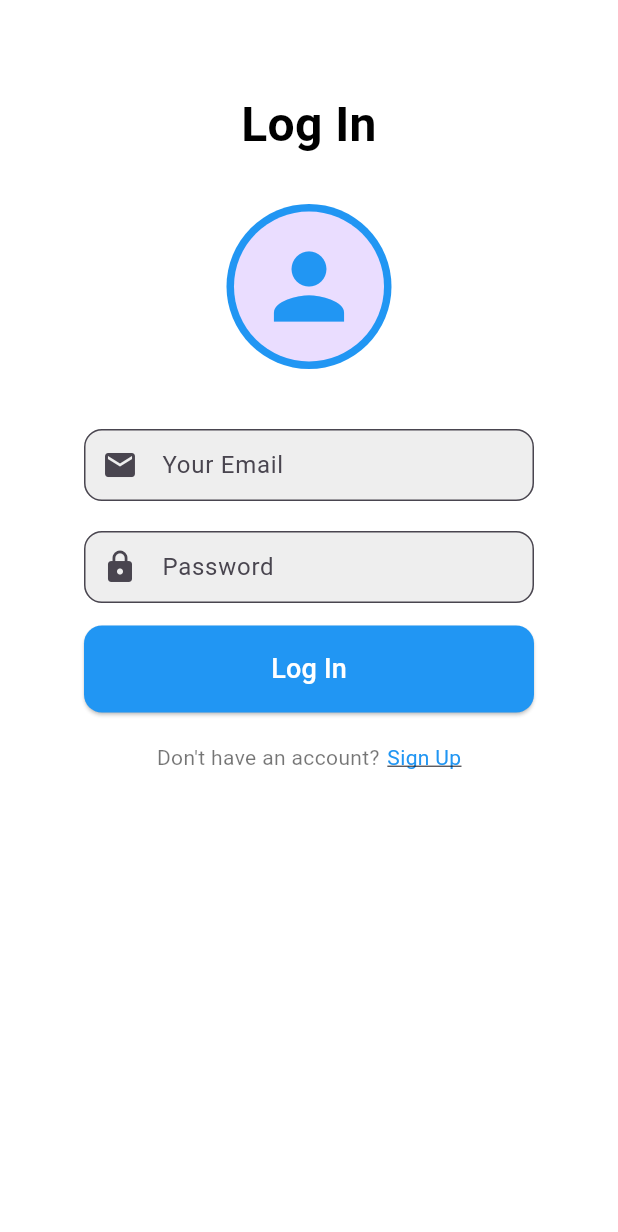
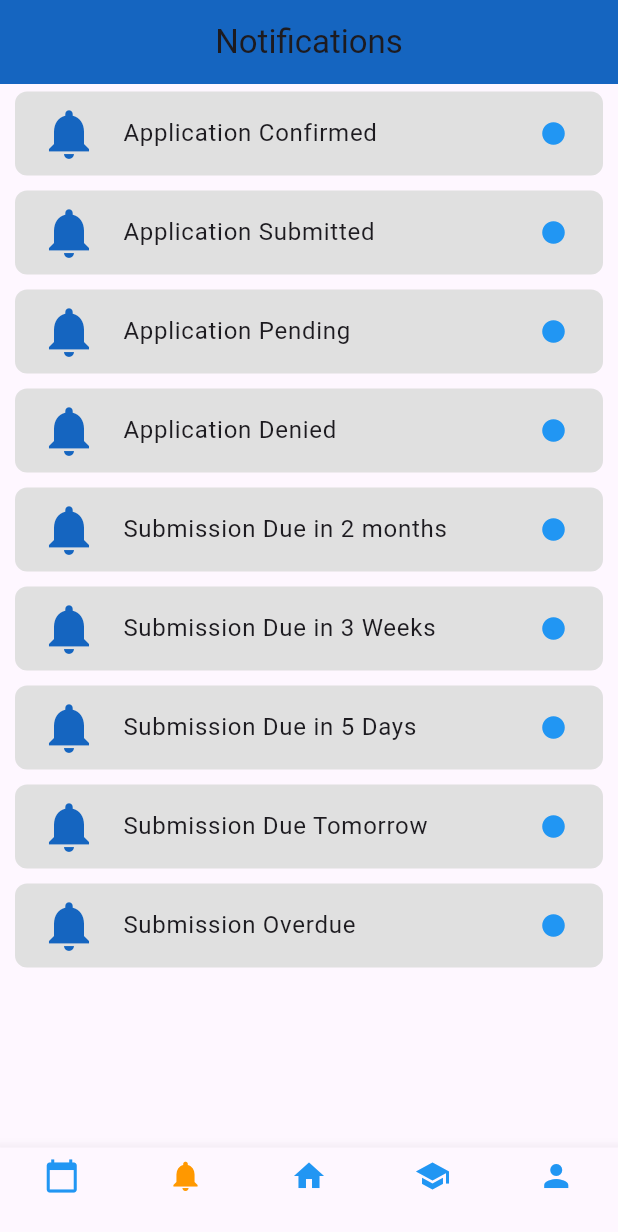
Before and after one commit to EiduLuise/cc206-scholarship_application, a Flutter app: the screen it shows after launch, on a phone screen of 412 x 824 dp. Shown: the top 1232 px of the screen. Run offline on Flutter 3.47's test engine with Material 3 defaults, Android fonts, the phone set to English and light mode, and no system bars.

Commit message:
Notifications Page

```diff
--- a/cc206_scholarship_application/lib/features/log_in_page.dart
+++ /dev/null
@@ -1,167 +0,0 @@
-import 'package:flutter/material.dart';
-
-
-void main() {
-  runApp(const LogInPage());
-}
-
-
-class LogInPage extends StatelessWidget {
-  const LogInPage({super.key});
-
-
-  @override
-  Widget build(BuildContext context) {
-    return MaterialApp(
-      title: 'Log In Page',
-      theme: ThemeData(
-        primarySwatch: Colors.blue,
-      ),
-      home: LogIn(),
-    );
-  }
-}
-
-
-class LogIn extends StatelessWidget {
-  @override
-  Widget build(BuildContext context) {
-    return Scaffold(
-      backgroundColor: Colors.white,
-      body: SingleChildScrollView(
-        child: Padding(
-          padding: const EdgeInsets.symmetric(horizontal: 24.0, vertical: 60.0),
-          child: Column(
-            crossAxisAlignment: CrossAxisAlignment.center,
-            children: [
-              // Sign Up text
-              const Text(
-                'Log In',
-                style: TextStyle(
-                  fontSize: 32,
-                  fontWeight: FontWeight.bold,
-                  color: Colors.black,
-                ),
-                textAlign: TextAlign.center,
-              ),
-              const SizedBox(height: 30),
-
-              // Placeholder for Image
-
-                const Row(
-                  mainAxisAlignment: MainAxisAlignment.center,
-                  children: [
-                    CircleAvatar(
-                      radius: 55,
-                      backgroundColor: Colors.blue,
-                      child: CircleAvatar(
-                        radius: 50,
-                      child: Icon(Icons.person, size: 70, color: Colors.blue,),
-                      ),
-                    ),
-                  ],
-                ),
-
-              const SizedBox(height: 40),
-
-
-              // Email input field
-              SizedBox(
-                width: 300, // Adjust width as needed
-                child: TextField(
-                  decoration: InputDecoration(
-                    labelText: 'Your Email',
-                    prefixIcon: const Icon(Icons.email),
-                    contentPadding: const EdgeInsets.symmetric(vertical: 8.0), // Adjust height
-                    border: OutlineInputBorder(
-                      borderRadius: BorderRadius.circular(12),
-                    ),
-                    filled: true,
-                    fillColor: Colors.grey[200],
-                  ),
-                ),
-              ),
-              const SizedBox(height: 20),
-
-
-              // Password input field
-              SizedBox(
-                width: 300, // Adjust width as needed
-                child: TextField(
-                  obscureText: true,
-                  decoration: InputDecoration(
-                    labelText: 'Password',
-                    prefixIcon: const Icon(Icons.lock),
-                    contentPadding: const EdgeInsets.symmetric(vertical: 8.0), // Adjust height
-                    border: OutlineInputBorder(
-                      borderRadius: BorderRadius.circular(12),
-                    ),
-                    filled: true,
-                    fillColor: Colors.grey[200],
-                  ),
-                ),
-              ),
-              const SizedBox(height: 10),
-
-
-
-
-              const SizedBox(height:5),
-
-
-              // Sign Up button with same width as the text fields
-              SizedBox(
-                width: 300, // Adjust width as needed
-                child: ElevatedButton(
-                  onPressed: () {},
-                  style: ElevatedButton.styleFrom(
-                    padding: EdgeInsets.symmetric(vertical: 16),
-                    shape: RoundedRectangleBorder(
-                      borderRadius: BorderRadius.circular(12),
-                    ),
-                    backgroundColor: Colors.blue,
-                  ),
-                  child: const Center(
-                    child: Text(
-                      'Log In',
-                      style: TextStyle(
-                        fontSize: 18,
-                        color: Colors.white,
-                      ),
-                    ),
-                  ),
-                ),
-              ),
-              const SizedBox(height: 20),
-
-
-              // Already have an account? Log in
-              Row(
-                mainAxisAlignment: MainAxisAlignment.center,
-                children: [
-                  const Text(
-                    "Don't have an account?",
-                    style: TextStyle(color: Colors.black54),
-                  ),
-                  const SizedBox(width: 5),
-                  GestureDetector(
-                    onTap: () {
-                      // Navigate to Log in page
-                    },
-                    child: Text(
-                      "Sign Up",
-                      style: TextStyle(
-                        color: Colors.blue,
-                        decoration: TextDecoration.underline,
-                      ),
-                    ),
-                  ),
-                ],
-              ),
-            ],
-          ),
-        ),
-      ),
-    );
-  }
-}
--- /dev/null
+++ b/cc206_scholarship_application/lib/features/notifications_page.dart
@@ -0,0 +1,146 @@
+import 'package:flutter/material.dart';
+
+void main() {
+  runApp(const MyApp());
+}
+
+class MyApp extends StatelessWidget {
+  const MyApp({super.key});
+
+  @override
+  Widget build(BuildContext context) {
+    return MaterialApp(
+      title: 'Notifications Screen',
+      theme: ThemeData(
+        primarySwatch: Colors.blue,
+      ),
+      home: NotificationsPage(),
+    );
+  }
+}
+
+class NotificationsPage extends StatefulWidget {
+  @override
+  _NotificationsPageState createState() => _NotificationsPageState();
+}
+
+class _NotificationsPageState extends State<NotificationsPage> {
+  List<String> notifications = [
+    'Application Confirmed',
+    'Application Submitted',
+    'Application Pending',
+    'Application Denied',
+    'Submission Due in 2 months',
+    'Submission Due in 3 Weeks',
+    'Submission Due in 5 Days',
+    'Submission Due Tomorrow',
+    'Submission Overdue',
+  ];
+
+  @override
+  Widget build(BuildContext context) {
+    return Scaffold(
+      appBar: AppBar(
+        title: Text('Notifications'),
+        backgroundColor: Colors.blue[800],
+        centerTitle: true,
+      ),
+      body: Column(
+        children: [
+          Expanded(
+            child: notifications.isNotEmpty
+                ? ListView.builder(
+                    itemCount: notifications.length,
+                    itemBuilder: (context, index) {
+                      return Dismissible(
+                        key: Key(notifications[index]),
+                        direction: DismissDirection.endToStart,
+                        onDismissed: (direction) {
+                          setState(() {
+                            notifications.removeAt(index);
+                          });
+
+                          ScaffoldMessenger.of(context).showSnackBar(
+                            SnackBar(
+                              content: Text('Notification deleted'),
+                            ),
+                          );
+                        },
+                        background: Container(
+                          color: Colors.red,
+                          alignment: Alignment.centerRight,
+                          padding: EdgeInsets.symmetric(horizontal: 20),
+                          child: Icon(
+                            Icons.delete,
+                            color: Colors.white,
+                          ),
+                        ),
+                        child: NotificationItem(notifications[index]),
+                      );
+                    },
+                  )
+                : Padding(
+                    padding: const EdgeInsets.all(8.0),
+                    child: Center(
+                      child: Text(
+                        'No more notifications',
+                        style: TextStyle(
+                          color: Colors.black54,
+                          fontSize: 16,
+                        ),
+                      ),
+                    ),
+                  ),
+          ),
+        ],
+      ),
+      bottomNavigationBar: BottomNavigationBar(
+        type: BottomNavigationBarType.fixed,
+        items: const [
+          BottomNavigationBarItem(
+            icon: Icon(Icons.calendar_today, color: Colors.blue),
+            label: '',
+          ),
+          BottomNavigationBarItem(
+            icon: Icon(Icons.notifications, color: Colors.orange),
+            label: '',
+          ),
+          BottomNavigationBarItem(
+            icon: Icon(Icons.home, color: Colors.blue),
+            label: '',
+          ),
+          BottomNavigationBarItem(
+            icon: Icon(Icons.school, color: Colors.blue),
+            label: '',
+          ),
+          BottomNavigationBarItem(
+            icon: Icon(Icons.person, color: Colors.blue),
+            label: '',
+          ),
+        ],
+      ),
+    );
+  }
+}
+
+class NotificationItem extends StatelessWidget {
+  final String title;
+
+  NotificationItem(this.title);
+
+  @override
+  Widget build(BuildContext context) {
+    return Container(
+      margin: EdgeInsets.symmetric(horizontal: 10, vertical: 5),
+      decoration: BoxDecoration(
+        color: Colors.grey[300],
+        borderRadius: BorderRadius.circular(8),
+      ),
+      child: ListTile(
+        leading: Icon(Icons.notifications, color: Colors.blue[800], size: 40),
+        title: Text(title, style: TextStyle(fontSize: 16)),
+        trailing: Icon(Icons.circle, size: 18, color: Colors.blue),
+      ),
+    );
+  }
+}
--- a/cc206_scholarship_application/lib/main.dart
+++ b/cc206_scholarship_application/lib/main.dart
@@ -1,5 +1,6 @@
+import 'package:cc206_scholarship_application/features/notifications_page.dart';
 import 'package:flutter/material.dart';
-import 'features/log_in_page.dart';
+import 'features/notifications_page.dart';
 
 
 void main() {
@@ -33,7 +34,7 @@
         colorScheme: ColorScheme.fromSeed(seedColor: Colors.deepPurple),
         useMaterial3: true,
       ),
-      home: LogInPage(),
+      home: NotificationsPage(),
     );
   }
 }
```
